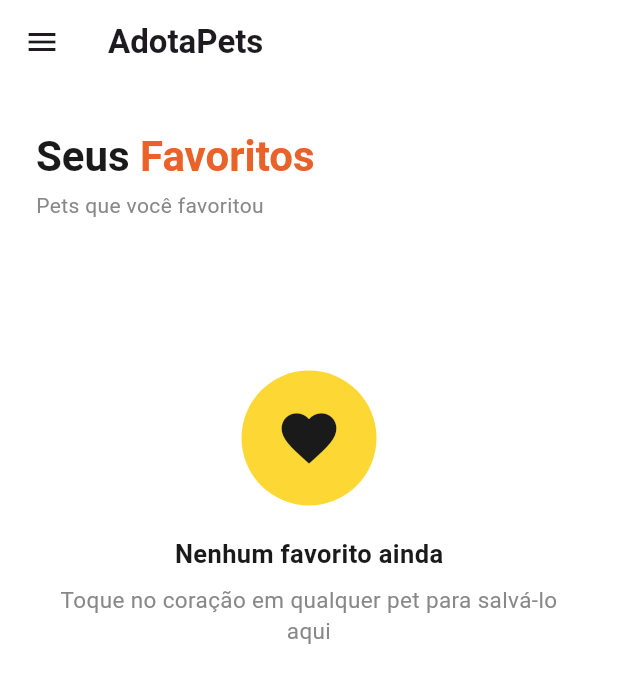
After one commit to LKS-16/AdotaPetsMobile, a Flutter app: the Favoritos screen opened directly, on a phone screen of 412 x 824 dp. The commit adds this screen. Shown: the top 683 px of the screen. Run offline on Flutter 3.47's test engine with Material 3 defaults, Android fonts, the light colour scheme and no system bars.

Commit message:
feat: tela de favoritos, adição de rotas para a tela de favoritos e correções.

```diff
--- a/lib/main.dart
+++ b/lib/main.dart
@@ -1,3 +1,4 @@
+import 'package:adota_pets_mobile/view/pages/favoritos.dart';
 import 'package:adota_pets_mobile/view/pages/feed.dart';
 import 'package:adota_pets_mobile/view/pages/tela_login.dart';
 import 'package:flutter/material.dart';
--- /dev/null
+++ b/lib/view/pages/favoritos.dart
@@ -0,0 +1,102 @@
+import 'package:adota_pets_mobile/view/widgets/app_drawer.dart';
+import 'package:flutter/cupertino.dart';
+import 'package:flutter/material.dart';
+
+class Favoritos extends StatelessWidget {
+  const Favoritos({super.key});
+
+  @override
+  Widget build(BuildContext context) {
+    return Scaffold(
+      drawer: const AppDrawer(),
+
+      backgroundColor: Colors.white,
+      appBar: AppBar(
+        backgroundColor: Colors.transparent,
+        title: const Text(
+          "AdotaPets",
+          style: TextStyle(fontWeight: FontWeight.bold),
+        ),
+      ),
+
+      body: SafeArea(
+        child: SingleChildScrollView(
+          padding: const EdgeInsets.symmetric(horizontal: 24, vertical: 32),
+          child: Column(
+            crossAxisAlignment: CrossAxisAlignment.start,
+            children: [
+              RichText(
+                text: const TextSpan(
+                  children: [
+                    TextSpan(
+                      text: "Seus ",
+                      style: TextStyle(
+                        fontSize: 28,
+                        fontWeight: FontWeight.bold,
+                        color: Color(0xFF1A1A1A),
+                      ),
+                    ),
+                    TextSpan(
+                      text: "Favoritos",
+                      style: TextStyle(
+                        fontSize: 28,
+                        fontWeight: FontWeight.bold,
+                        color: Color(0xFFE8622A),
+                      ),
+                    ),
+                  ],
+                ),
+              ),
+
+              const SizedBox(height: 6),
+              const Text(
+                "Pets que você favoritou",
+                style: TextStyle(fontSize: 14, color: Color(0xFF888888)),
+              ),
+              const SizedBox(height: 100),
+              Center(
+                  child: Column(
+                    mainAxisSize: MainAxisSize.min,
+                    children: [
+                      Container(
+                        width: 90,
+                        height: 90,
+                        decoration: const BoxDecoration(
+                          color: Color(0xFFFDD835),
+                          shape: BoxShape.circle,
+                        ),
+
+                        child: const Icon(
+                          Icons.favorite,
+                          color: Color(0xFF1A1A1A),
+                          size: 44,
+                        ),
+                      ),
+                      const SizedBox(height: 20),
+                      const Text(
+                        "Nenhum favorito ainda",
+                        style: TextStyle(
+                          fontSize: 17,
+                          fontWeight: FontWeight.bold,
+                          color: Color(0xFF1A1A1A),
+                        ),
+                      ),
+                      const SizedBox(height: 8),
+                      const Text(
+                        "Toque no coração em qualquer pet para salvá-lo aqui",
+                        textAlign: TextAlign.center,
+                        style: TextStyle(
+                          fontSize: 15,
+                          color: Color(0xFF888888),
+                        ),
+                      ),
+                    ],
+                  ),
+                ),
+            ],
+          ),
+        ),
+      ),
+    );
+  }
+}
--- a/lib/view/pages/feed.dart
+++ b/lib/view/pages/feed.dart
@@ -48,7 +48,7 @@ class Feed extends StatelessWidget {
       appBar: AppBar(
         //leading: const Icon(Icons.menu),
         title: const Text(
-          "PawFinder",
+          "AdotaPets",
           style: TextStyle(fontWeight: FontWeight.bold),
         ),
         elevation: 0,
--- a/lib/view/widgets/app_drawer.dart
+++ b/lib/view/widgets/app_drawer.dart
@@ -1,3 +1,4 @@
+import 'package:adota_pets_mobile/view/pages/favoritos.dart';
 import 'package:flutter/material.dart';
 
 class AppDrawer extends StatelessWidget {
@@ -26,7 +27,7 @@ class AppDrawer extends StatelessWidget {
                   crossAxisAlignment: CrossAxisAlignment.start,
                   children: [
                     const Text(
-                      "PawFinder",
+                      "AdotaPets",
                       style: TextStyle(
                         fontSize: 20,
                         fontWeight: FontWeight.bold,
@@ -56,7 +57,7 @@ class AppDrawer extends StatelessWidget {
           const Divider(),
 
           _buildDrawerItem(Icons.home_outlined, "Feed", isSelected: true),
-          _buildDrawerItem(Icons.favorite_border, "Favoritos"),
+          _buildDrawerItem(Icons.favorite_border, "Favoritos", onTap: () => Navigator.push(context, MaterialPageRoute(builder: (_) => const Favoritos()))),
           _buildDrawerItem(Icons.chat_bubble_outline, "Conversas"),
           _buildDrawerItem(Icons.person_outline, "Perfil"),
           _buildDrawerItem(Icons.settings_outlined, "Configurações"),
@@ -69,6 +70,8 @@ class AppDrawer extends StatelessWidget {
     IconData icon,
     String title, {
     bool isSelected = false,
+    VoidCallback? onTap,
+
   }) {
     return Container(
       margin: const EdgeInsets.symmetric(horizontal: 10, vertical: 5),
@@ -77,6 +80,7 @@ class AppDrawer extends StatelessWidget {
         borderRadius: BorderRadius.circular(10),
       ),
       child: ListTile(
+        onTap: onTap,
         leading: Icon(
           icon,
           color: isSelected ? const Color(0xFFF37321) : Colors.grey[700],
```
